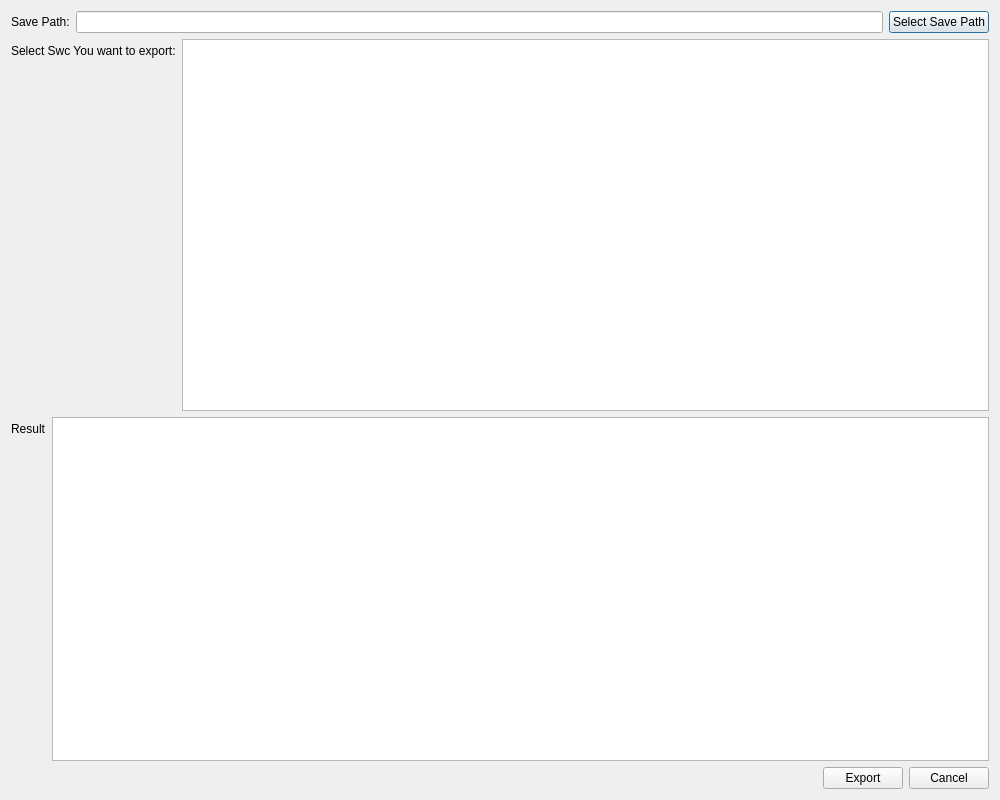
Qt form src/ui/ViewExportSwcToFile.ui (kiraYuukiAsuna/SwcDbmsQtClient) before a commit.
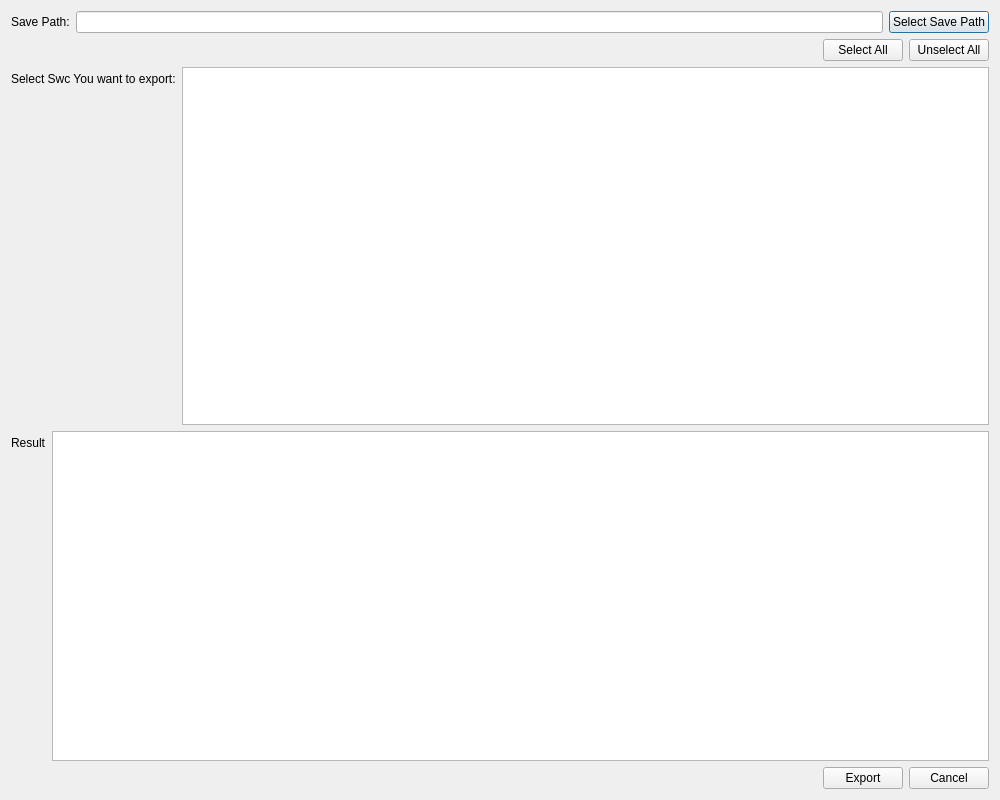
The same form after that commit.

The edit to the form file:
```diff
--- a/src/ui/ViewExportSwcToFile.ui
+++ b/src/ui/ViewExportSwcToFile.ui
@@ -41,6 +41,37 @@
        </item>
       </layout>
      </item>
+     <item>
+      <layout class="QHBoxLayout" name="horizontalLayout_4">
+       <item>
+        <spacer name="horizontalSpacer_2">
+         <property name="orientation">
+          <enum>Qt::Horizontal</enum>
+         </property>
+         <property name="sizeHint" stdset="0">
+          <size>
+           <width>40</width>
+           <height>20</height>
+          </size>
+         </property>
+        </spacer>
+       </item>
+       <item>
+        <widget class="QPushButton" name="SelectAll">
+         <property name="text">
+          <string>Select All</string>
+         </property>
+        </widget>
+       </item>
+       <item>
+        <widget class="QPushButton" name="UnselectAll">
+         <property name="text">
+          <string>Unselect All</string>
+         </property>
+        </widget>
+       </item>
+      </layout>
+     </item>
      <item>
       <layout class="QVBoxLayout" name="verticalLayout_3">
        <item>
```
